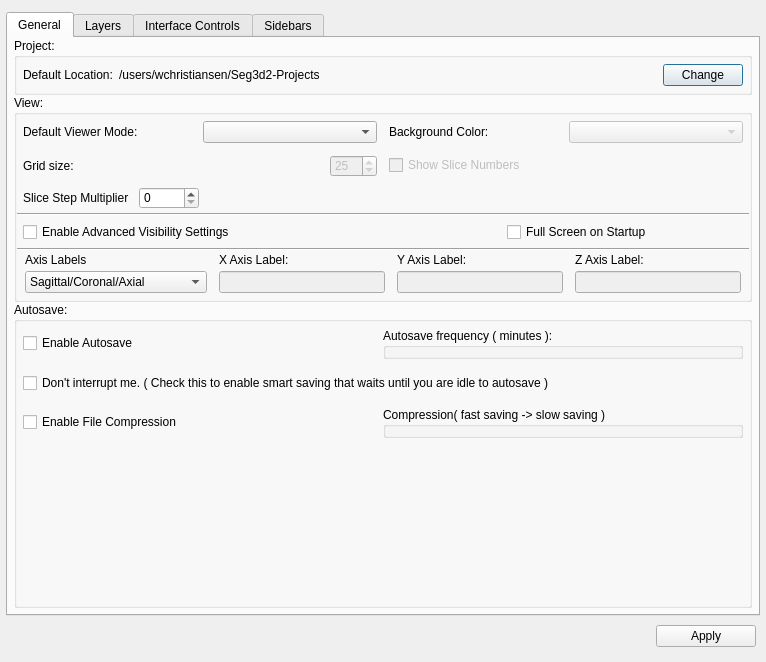
Before: the Qt Designer form src/Interface/AppPreferences/AppPreferences.ui in SCIInstitute/Seg3D, drawn with Qt 5.
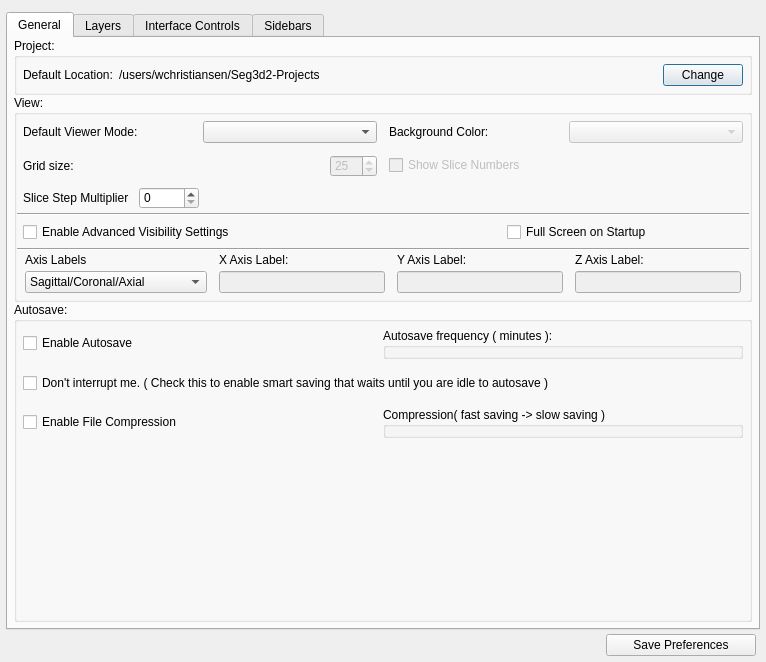
After: the same form once the commit is applied. Custom widgets are drawn as their Qt base class.

Commit message: fixed bug that affected loading projects successfully the first time.  Fixed some weird inconsistencies in the toolpagewidget ui.  fixed a bug where the threshold brackets would have a weird size when they first appeared. Fixed the remaining inconsistencies in the AppController, AppPreferences, and the newly renamed MessageWindow dialogs.

Diff of the .ui file:
```diff
--- a/src/Interface/AppPreferences/AppPreferences.ui
+++ b/src/Interface/AppPreferences/AppPreferences.ui
@@ -11,7 +11,7 @@
    </rect>
   </property>
   <property name="windowTitle">
-   <string>Seg3D Program Preferences</string>
+   <string>Seg3D 2.0 - Preferences</string>
   </property>
   <property name="layoutDirection">
    <enum>Qt::LeftToRight</enum>
@@ -49,7 +49,7 @@
     <number>6</number>
    </property>
    <property name="bottomMargin">
-    <number>6</number>
+    <number>2</number>
    </property>
    <item>
     <widget class="QTabWidget" name="prefs_tabs_">
@@ -1444,7 +1444,7 @@
      <property name="minimumSize">
       <size>
        <width>0</width>
-       <height>40</height>
+       <height>30</height>
       </size>
      </property>
      <layout class="QHBoxLayout" name="horizontalLayout">
@@ -1471,12 +1471,12 @@
        <widget class="QPushButton" name="apply_button_">
         <property name="minimumSize">
          <size>
-          <width>100</width>
+          <width>150</width>
           <height>0</height>
          </size>
         </property>
         <property name="text">
-         <string>Apply</string>
+         <string>Save Preferences</string>
         </property>
        </widget>
       </item>
```
The commit also changes 14 other files.
